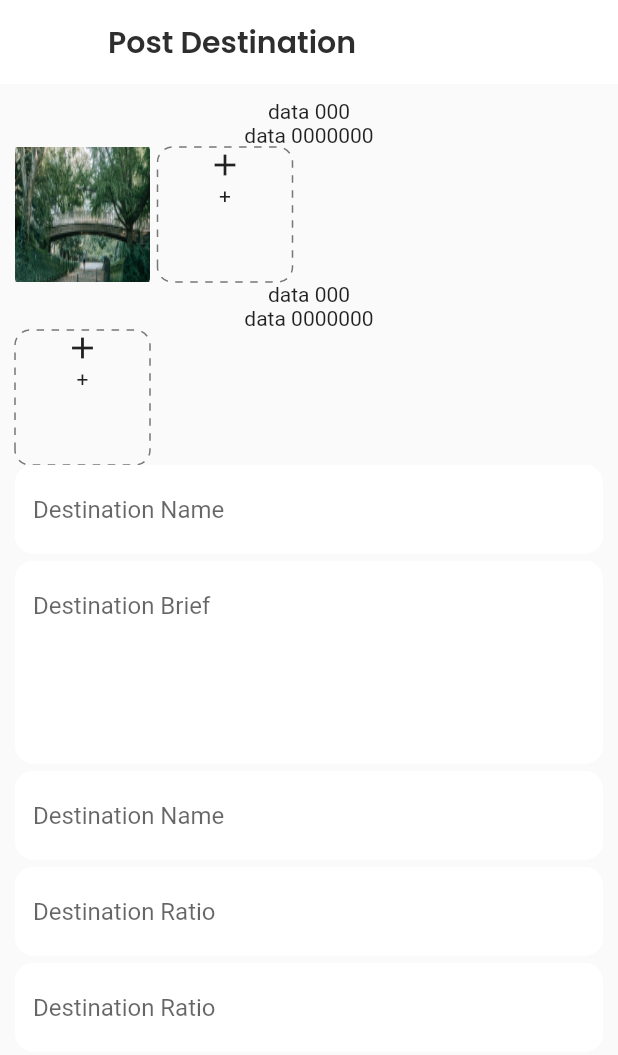
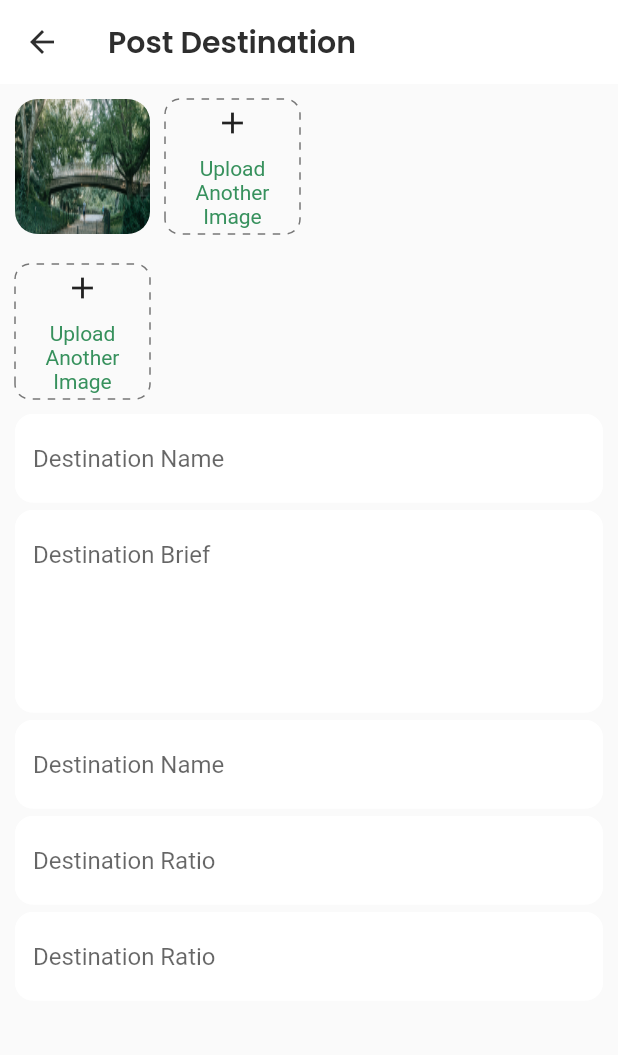
Before and after one commit to mohamedhanyyy/tourism1, a Flutter app: the screen it shows after launch, after a tap on "Post Destination", on a phone screen of 412 x 824 dp. Shown: the top 1055 px of the screen. Run offline on Flutter 3.47's test engine with Material 2 defaults, Android fonts, the phone set to English and light mode, and no system bars; our stand-ins replace carousel_slider, dotted_decoration, flutter_svg, get, google_maps_flutter.

Commit message:
add new edits

```diff
--- a/lib/presentation/favourite_posts/favourite_post_view/favourite_post_view.dart
+++ b/lib/presentation/favourite_posts/favourite_post_view/favourite_post_view.dart
@@ -17,6 +17,7 @@ class FavouritePostView extends GetView<FavouritePostController> {
   Widget build(BuildContext context) {
     return Scaffold(
       appBar:  AppBar(
+
         title: const Text('Favourite',
           style: ConstantTextStyles.mediumHeadlineBlackPoppinsTextStyle,
         ),
--- a/lib/presentation/layout_page/view/layout_page.dart
+++ b/lib/presentation/layout_page/view/layout_page.dart
@@ -4,6 +4,7 @@ import 'package:tourism1/presentation/destination/view/destination_view.dart';
  import 'package:tourism1/presentation/favourite_posts/favourite_post_view/favourite_post_view.dart';
 import 'package:tourism1/presentation/layout_page/controller/layout_controller.dart';
 import 'package:tourism1/presentation/map/view/google_maps_view.dart';
+import 'package:tourism1/presentation/tourism_favourite/view/tourism_favourite_view.dart';
  import 'package:tourism1/presentation/tourism_feed/view/tourism_feed_view.dart';
 import 'package:tourism1/themes/colors.dart';
 import 'package:tourism1/utils/paths/icons_path.dart';
@@ -22,7 +23,7 @@ class _LayoutPageState extends State<LayoutPage> {
   // LayoutController controller = Get.find<LayoutController>();
   List<Widget> bodyContentTab = [
       TourismFeedView(),
-      FavouritePostView(),
+      TourismFavouriteView(),
     GoogleMapsView(),
     DestinationView(),
   ];
--- a/lib/presentation/post_destination/view/post_destination.dart
+++ b/lib/presentation/post_destination/view/post_destination.dart
@@ -1,4 +1,5 @@
 import 'package:dotted_decoration/dotted_decoration.dart';
+import 'package:flutter/cupertino.dart';
  import 'package:flutter/material.dart';
 import 'package:get/get.dart';
 import 'package:tourism1/presentation/post_destination/controller/post_destination_controller.dart';
@@ -15,6 +16,9 @@ class PostDestinationView extends GetView<PostDestinationController> {
   Widget build(BuildContext context) {
     return Scaffold(
       appBar: AppBar(
+        iconTheme: const IconThemeData(
+          color: ColorConstants.blackColor
+        ),
         title: const Text('Post Destination',style: ConstantTextStyles.headLineTextStyle),
 
       ),
@@ -23,13 +27,17 @@ class PostDestinationView extends GetView<PostDestinationController> {
         child: SingleChildScrollView(
           child: Column(
             children: [
-              const Text("data 000"),
-              const Text("data 0000000"),
+              // const Text("data 000"),
+              // const Text("data 0000000"),
               _imagesBarWidget(),
-              const Text("data 000"),
-              const Text("data 0000000"),
+              // const Text("data 000"),
+              // const Text("data 0000000"),
+              const SizedBox(height: 20,),
               _videoBarWidget(),
-              _formFieldsColumn()
+              const SizedBox(height: 10,),
+
+              _formFieldsColumn(),
+
             ],
           ),
         ),
@@ -41,7 +49,7 @@ class PostDestinationView extends GetView<PostDestinationController> {
     return Row(
       children: [
         ConstantPics.commonAssetImage(),
-        const SizedBox(width: 5),
+        const SizedBox(width: 10),
         _buildDottedImage()
       ],
     );
@@ -63,9 +71,15 @@ class PostDestinationView extends GetView<PostDestinationController> {
         borderRadius: BorderRadius.circular(10),
       ),
       child: Column(
+        mainAxisAlignment: MainAxisAlignment.center,
+        crossAxisAlignment: CrossAxisAlignment.center,
         children: const [
           Icon(Icons.add),
-          Text("+"),
+          SizedBox(height: 10,),
+          Text('Upload Another Image',
+          textAlign: TextAlign.center,
+          style: ConstantTextStyles.normalFourteenGreenDefaultTextStyle),
+
         ],
       ),
     );
@@ -92,6 +106,7 @@ class PostDestinationView extends GetView<PostDestinationController> {
         FormFieldsWidgets.normalTextField(
           controller: _destinationNameController,
           hint: "Destination Name",
+
         ),
         const SizedBox(
           height: 5,
--- a/lib/presentation/tourism_favourite/view/tourism_favourite_view.dart
+++ b/lib/presentation/tourism_favourite/view/tourism_favourite_view.dart
@@ -20,7 +20,7 @@ class TourismFavouriteView extends GetView<TourismFavouriteController> {
     return Scaffold(
       backgroundColor: ColorConstants.whiteColor,
       appBar: AppBar(
-        centerTitle: false,
+
         title: const Text('Favourite',
           textAlign: TextAlign.start,
           style: ConstantTextStyles.mediumHeadlineBlackPoppinsTextStyle,
--- a/lib/presentation/tourism_feed/view/tourism_feed_view.dart
+++ b/lib/presentation/tourism_feed/view/tourism_feed_view.dart
@@ -31,7 +31,6 @@ class TourismFeedView extends GetView<TourismFeedController> {
         actions: [
           IconButton(
               onPressed: () {
-                Get.toNamed(Routes.tourismFavourite);
               },
               icon: const Icon(
                 Icons.notifications,
@@ -123,6 +122,9 @@ class TourismFeedView extends GetView<TourismFeedController> {
                             ),
                           ]),
                       ElevatedButton(
+                        style: ElevatedButton.styleFrom(
+                          primary: ColorConstants.greenColor,
+                        ),
                           onPressed: () {
                             Get.toNamed(Routes.postDestination);
                           },
--- a/lib/widgets/common_widgets/pics.dart
+++ b/lib/widgets/common_widgets/pics.dart
@@ -12,7 +12,9 @@ class ConstantPics {
       height: height,
       width: width,
       decoration: BoxDecoration(
+        borderRadius: BorderRadius.circular(15),
           image: DecorationImage(
+
             fit: BoxFit.fill,
         image: AssetImage(assetImagePath),
       )),
```
